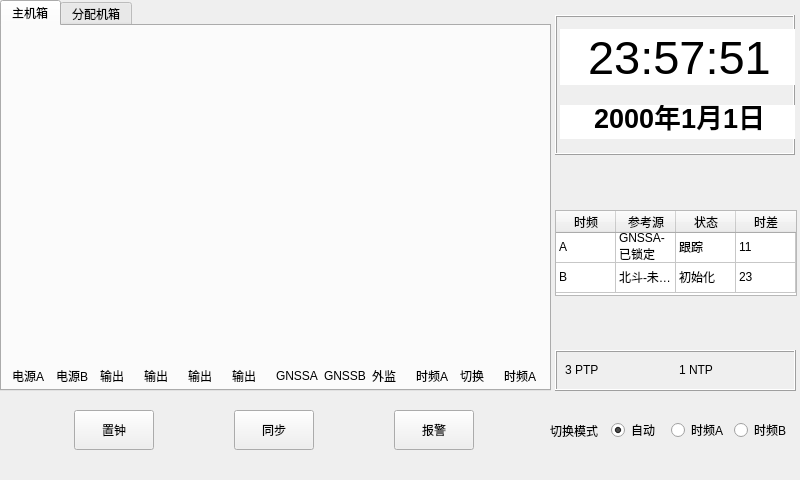
The window that mainpanel.ui (ittechbay/shitong-qt) describes before a commit, drawn with Qt 5.
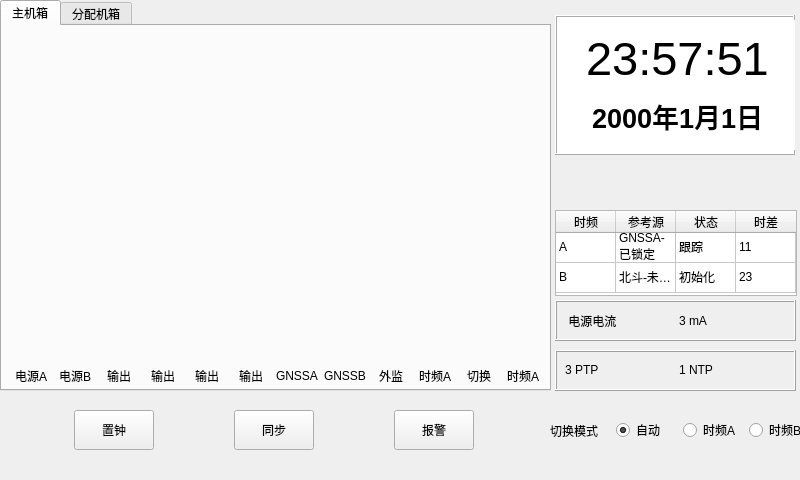
The same window after the commit. Custom widgets are drawn as their Qt base class.

```diff
--- a/mainpanel.ui
+++ b/mainpanel.ui
@@ -92,6 +92,9 @@
         <property name="text">
          <string>电源A</string>
         </property>
+        <property name="alignment">
+         <set>Qt::AlignCenter</set>
+        </property>
        </widget>
       </item>
       <item>
@@ -99,6 +102,9 @@
         <property name="text">
          <string>电源B</string>
         </property>
+        <property name="alignment">
+         <set>Qt::AlignCenter</set>
+        </property>
        </widget>
       </item>
       <item>
@@ -106,6 +112,9 @@
         <property name="text">
          <string>输出</string>
         </property>
+        <property name="alignment">
+         <set>Qt::AlignCenter</set>
+        </property>
        </widget>
       </item>
       <item>
@@ -113,6 +122,9 @@
         <property name="text">
          <string>输出</string>
         </property>
+        <property name="alignment">
+         <set>Qt::AlignCenter</set>
+        </property>
        </widget>
       </item>
       <item>
@@ -120,6 +132,9 @@
         <property name="text">
          <string>输出</string>
         </property>
+        <property name="alignment">
+         <set>Qt::AlignCenter</set>
+        </property>
        </widget>
       </item>
       <item>
@@ -127,6 +142,9 @@
         <property name="text">
          <string>输出</string>
         </property>
+        <property name="alignment">
+         <set>Qt::AlignCenter</set>
+        </property>
        </widget>
       </item>
       <item>
@@ -148,6 +166,9 @@
         <property name="text">
          <string>外监</string>
         </property>
+        <property name="alignment">
+         <set>Qt::AlignCenter</set>
+        </property>
        </widget>
       </item>
       <item>
@@ -155,6 +176,9 @@
         <property name="text">
          <string>时频A</string>
         </property>
+        <property name="alignment">
+         <set>Qt::AlignCenter</set>
+        </property>
        </widget>
       </item>
       <item>
@@ -162,6 +186,9 @@
         <property name="text">
          <string>切换</string>
         </property>
+        <property name="alignment">
+         <set>Qt::AlignCenter</set>
+        </property>
        </widget>
       </item>
       <item>
@@ -169,6 +196,9 @@
         <property name="text">
          <string>时频A</string>
         </property>
+        <property name="alignment">
+         <set>Qt::AlignCenter</set>
+        </property>
        </widget>
       </item>
      </layout>
@@ -398,7 +428,7 @@
     <rect>
      <x>550</x>
      <y>400</y>
-     <width>241</width>
+     <width>259</width>
      <height>61</height>
     </rect>
    </property>
@@ -465,6 +495,9 @@
      <height>140</height>
     </rect>
    </property>
+   <property name="styleSheet">
+    <string notr="true">background-color: rgb(255, 255, 255);</string>
+   </property>
    <property name="frameShape">
     <enum>QFrame::Box</enum>
    </property>
@@ -475,9 +508,9 @@
     <property name="geometry">
      <rect>
       <x>5</x>
-      <y>0</y>
-      <width>241</width>
-      <height>140</height>
+      <y>5</y>
+      <width>236</width>
+      <height>130</height>
      </rect>
     </property>
     <layout class="QVBoxLayout" name="verticalLayout">
@@ -752,6 +785,48 @@
     </property>
    </item>
   </widget>
+  <widget class="QFrame" name="frame_28">
+   <property name="geometry">
+    <rect>
+     <x>555</x>
+     <y>300</y>
+     <width>241</width>
+     <height>41</height>
+    </rect>
+   </property>
+   <property name="frameShape">
+    <enum>QFrame::Box</enum>
+   </property>
+   <property name="frameShadow">
+    <enum>QFrame::Raised</enum>
+   </property>
+   <widget class="QWidget" name="layoutWidget_2">
+    <property name="geometry">
+     <rect>
+      <x>10</x>
+      <y>10</y>
+      <width>221</width>
+      <height>22</height>
+     </rect>
+    </property>
+    <layout class="QHBoxLayout" name="horizontalLayout_8">
+     <item>
+      <widget class="QLabel" name="label_17">
+       <property name="text">
+        <string> 电源电流</string>
+       </property>
+      </widget>
+     </item>
+     <item>
+      <widget class="QLabel" name="label_18">
+       <property name="text">
+        <string>3 mA</string>
+       </property>
+      </widget>
+     </item>
+    </layout>
+   </widget>
+  </widget>
  </widget>
  <customwidgets>
   <customwidget>
```
Left out of the diff: 47 changed lines with no effect on the pictures.
